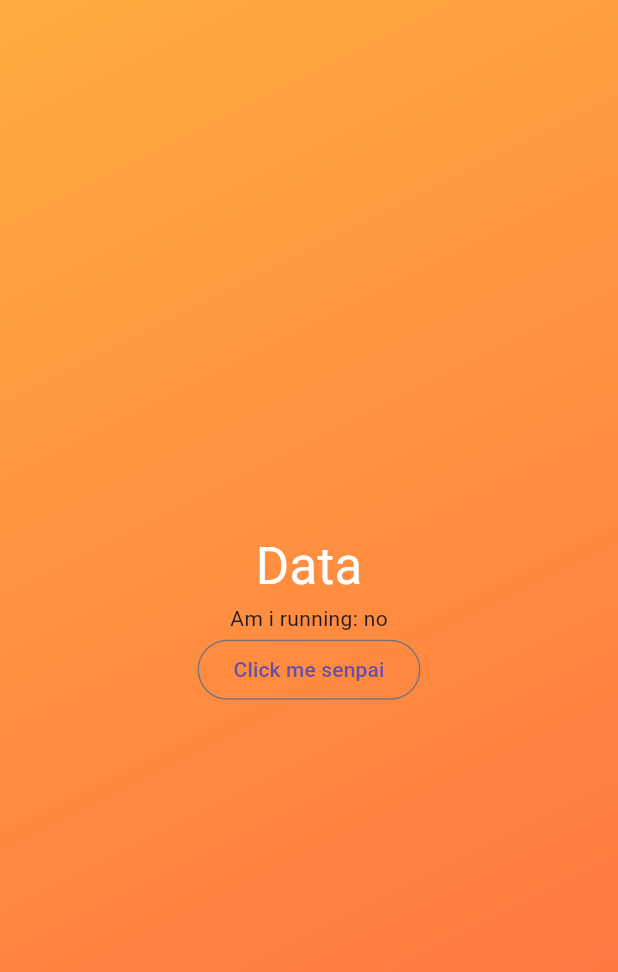
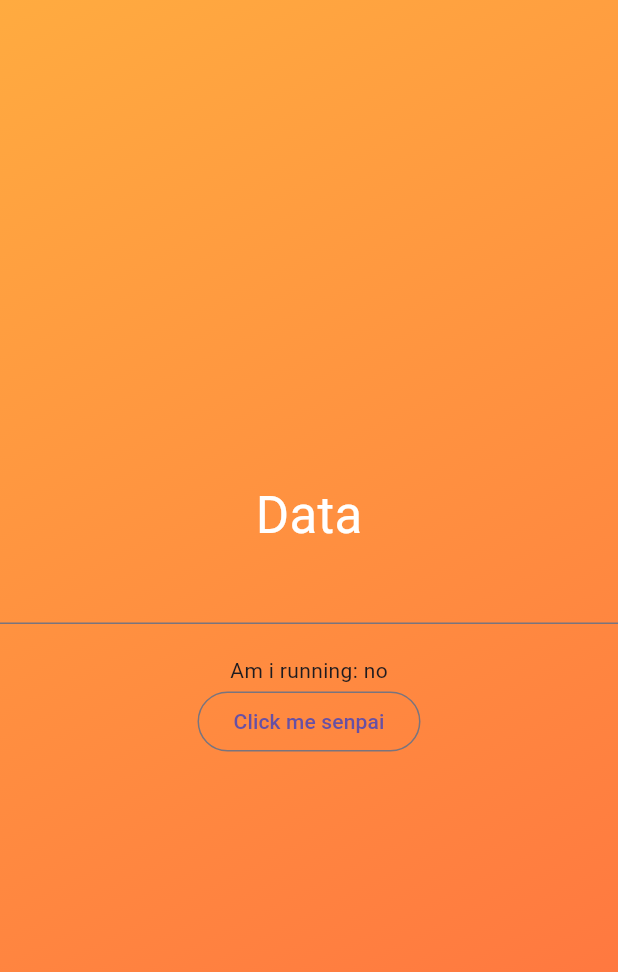
Before and after one commit to valentin994/flutter-playground, a Flutter app: the screen it shows after launch, on a phone screen of 412 x 824 dp. Shown: the top 972 px of the screen. Run offline on Flutter 3.47's test engine with Material 3 defaults, Android fonts, the phone set to English and light mode, and no system bars; our stand-ins replace logger, sensors_plus.

```diff
--- a/lib/movement_direction.dart
+++ b/lib/movement_direction.dart
@@ -57,7 +57,7 @@ class _MovementDetection extends State<MovementDetection>{
   int? _gyroscopeLastInterval;
   int? _magnetometerLastInterval;
 
-
+  final movementName = TextEditingController();
 
   String running = "no";
   Duration duration = const Duration(seconds: 5);
@@ -106,6 +106,8 @@ class _MovementDetection extends State<MovementDetection>{
   @override
   Widget build(context) {
       return Column(children: [
+            TextField(controller: movementName),
+            Text(movementName.text),
             Text("Am i running: $running"),
             OutlinedButton(onPressed: showAccel, child: const Text('Click me senpai'))
         ],
@@ -114,6 +116,7 @@ class _MovementDetection extends State<MovementDetection>{
 
  @override
   void dispose() {
+    movementName.dispose();
     super.dispose();
     for (final subscription in _streamSubscriptions) {
       subscription.cancel();
```
